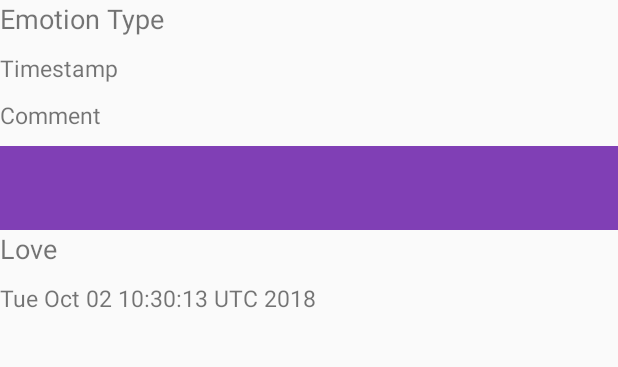
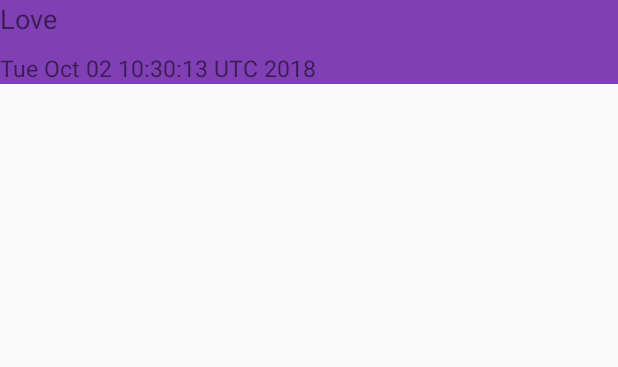
Before and after one commit to VeronicaSalm/vsalm-FeelsBook, an Android app: the screen it shows after launch (ViewHistoryActivity), after a tap on an icon or button, on a phone screen of 412 x 824 dp, the part 84-451 px from its top. Run offline under Robolectric (Android 15) with nearby library versions, the phone set to English and light mode, and no system bars.

Commit message:
Hope this works

```diff
--- a/app/src/main/res/layout/activity_view_history.xml
+++ b/app/src/main/res/layout/activity_view_history.xml
@@ -1,37 +1,39 @@
 <?xml version="1.0" encoding="utf-8"?>
 <RelativeLayout xmlns:android="http://schemas.android.com/apk/res/android"
     android:layout_width="match_parent"
-    android:layout_height="wrap_content"
+    android:layout_height="match_parent"
     android:orientation="vertical">
 
+    <android.support.v7.widget.Toolbar
+        android:id="@+id/toolbar"
+        android:layout_width="match_parent"
+        android:background="@color/colorPrimary"
+        android:layout_height="?attr/actionBarSize">
+    </android.support.v7.widget.Toolbar>
 
+    <ListView
+        android:id="@+id/emotionList"
+        android:layout_width="wrap_content"
+        android:layout_height="wrap_content"
+        android:layout_below="@+id/toolbar"/>
 
-    <LinearLayout xmlns:android="http://schemas.android.com/apk/res/android"
+    <LinearLayout
         xmlns:tools="http://schemas.android.com/tools"
         android:orientation="vertical"
         android:layout_width="match_parent"
         android:layout_height="match_parent"
-        tools:context="com.example.veronica.vsalm_feelsbook.ViewHistoryActivity">
-
-        <android.support.v7.widget.Toolbar
-            android:id="@+id/toolbar"
-            android:layout_width="match_parent"
-            android:layout_height="wrap_content"
-            android:background="@color/colorPrimary"
-            android:minHeight="?attr/actionBarSize"/>
-
-        <LinearLayout
-            xmlns:android="http://schemas.android.com/apk/res/android"
-            android:layout_width="match_parent"
-            android:layout_height="wrap_content"
-            android:orientation="vertical">
+        >
+        <!--<LinearLayout-->
+        <!--xmlns:android="http://schemas.android.com/apk/res/android"-->
+        <!--android:layout_width="match_parent"-->
+        <!--android:layout_height="wrap_content"-->
+        <!--android:orientation="vertical">-->
 
         <TextView
             android:id="@+id/type"
             android:layout_width="match_parent"
             android:layout_height="wrap_content"
             android:layout_marginBottom="10dp"
-                android:text="Emotion Type"
             android:textSize="18sp" />
 
         <TextView
@@ -39,7 +41,6 @@
             android:layout_width="match_parent"
             android:layout_height="wrap_content"
             android:layout_marginBottom="10dp"
-                android:text="Timestamp"
             android:textSize="15sp" />
 
         <TextView
@@ -47,15 +48,9 @@
             android:layout_width="match_parent"
             android:layout_height="wrap_content"
             android:layout_marginBottom="10dp"
-                android:text="Comment"
             android:textSize="15sp" />
+        <!--</LinearLayout>-->
     </LinearLayout>
 
-        <ListView
-            android:id="@+id/emotionList"
-            android:layout_width="wrap_content"
-            android:layout_height="wrap_content"
-        />
-</LinearLayout>
 
 </RelativeLayout>
--- a/app/src/main/res/layout/emotion_entry.xml
+++ b/app/src/main/res/layout/emotion_entry.xml
@@ -5,6 +5,7 @@
     android:orientation="vertical"
     android:paddingTop="10dp"
     android:paddingBottom="10dp">
+
 
     <!--<ImageView-->
         <!--android:id="@+id/emoji"-->
```
Lines whose indentation alone changed are shown as unchanged.
